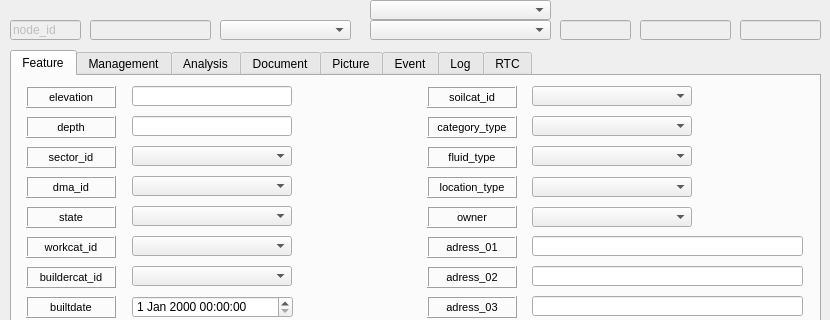
This is ui/ws_node.ui in Giswater/giswater_qgis_plugin as Qt 5 draws it before an edit; both pictures show x 0 to 830 and y 0 to 320 of the 830 by 585 pixel window. The edited form follows.
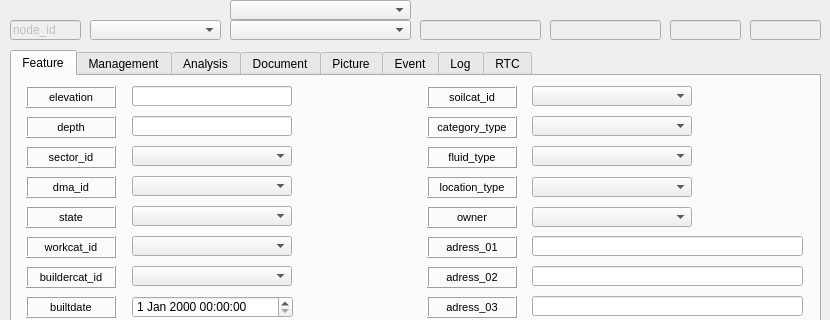
This is the edited form.

```diff
--- a/ui/ws_node.ui
+++ b/ui/ws_node.ui
@@ -10257,9 +10257,9 @@
    </property>
    <property name="geometry">
     <rect>
-     <x>560</x>
+     <x>550</x>
      <y>20</y>
-     <width>71</width>
+     <width>111</width>
      <height>20</height>
     </rect>
    </property>
@@ -10278,9 +10278,9 @@
    </property>
    <property name="geometry">
     <rect>
-     <x>740</x>
+     <x>750</x>
      <y>20</y>
-     <width>81</width>
+     <width>71</width>
      <height>20</height>
     </rect>
    </property>
@@ -10299,9 +10299,9 @@
    </property>
    <property name="geometry">
     <rect>
-     <x>640</x>
+     <x>670</x>
      <y>20</y>
-     <width>91</width>
+     <width>71</width>
      <height>20</height>
     </rect>
    </property>
@@ -10350,32 +10350,10 @@
     <string>Close</string>
    </property>
   </widget>
-  <widget class="QLineEdit" name="epa_type">
-   <property name="enabled">
-    <bool>false</bool>
-   </property>
-   <property name="geometry">
-    <rect>
-     <x>90</x>
-     <y>20</y>
-     <width>121</width>
-     <height>20</height>
-    </rect>
-   </property>
-   <property name="font">
-    <font>
-     <pointsize>8</pointsize>
-     <italic>true</italic>
-    </font>
-   </property>
-   <property name="text">
-    <string/>
-   </property>
-  </widget>
   <widget class="QComboBox" name="nodecat_id">
    <property name="geometry">
     <rect>
-     <x>370</x>
+     <x>230</x>
      <y>0</y>
      <width>181</width>
      <height>20</height>
@@ -10385,7 +10363,7 @@
   <widget class="QComboBox" name="cat_nodetype_id">
    <property name="geometry">
     <rect>
-     <x>220</x>
+     <x>90</x>
      <y>20</y>
      <width>131</width>
      <height>20</height>
@@ -10398,13 +10376,34 @@
   <widget class="QComboBox" name="nodecat_id_dummy">
    <property name="geometry">
     <rect>
-     <x>370</x>
+     <x>230</x>
      <y>20</y>
      <width>181</width>
      <height>20</height>
     </rect>
    </property>
   </widget>
+  <widget class="QLineEdit" name="epa_type">
+   <property name="enabled">
+    <bool>false</bool>
+   </property>
+   <property name="geometry">
+    <rect>
+     <x>420</x>
+     <y>20</y>
+     <width>121</width>
+     <height>20</height>
+    </rect>
+   </property>
+   <property name="font">
+    <font>
+     <italic>true</italic>
+    </font>
+   </property>
+   <property name="text">
+    <string/>
+   </property>
+  </widget>
  </widget>
  <resources/>
  <connections/>
```
